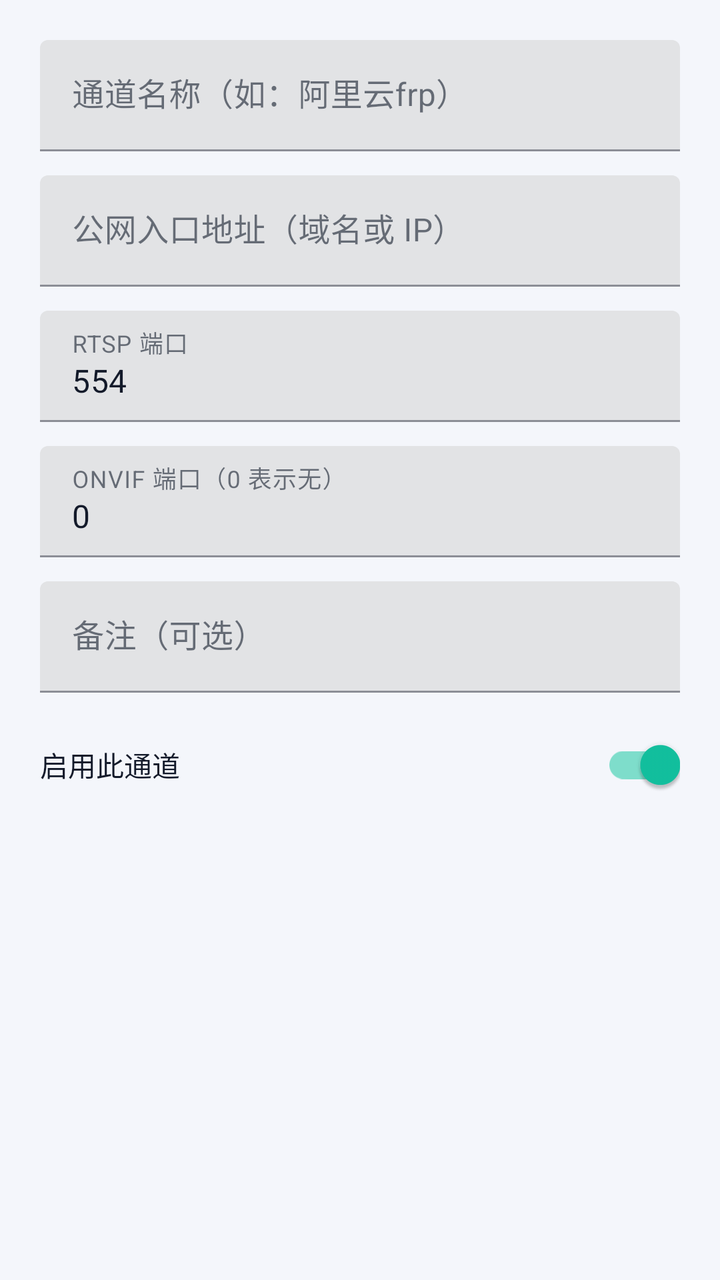
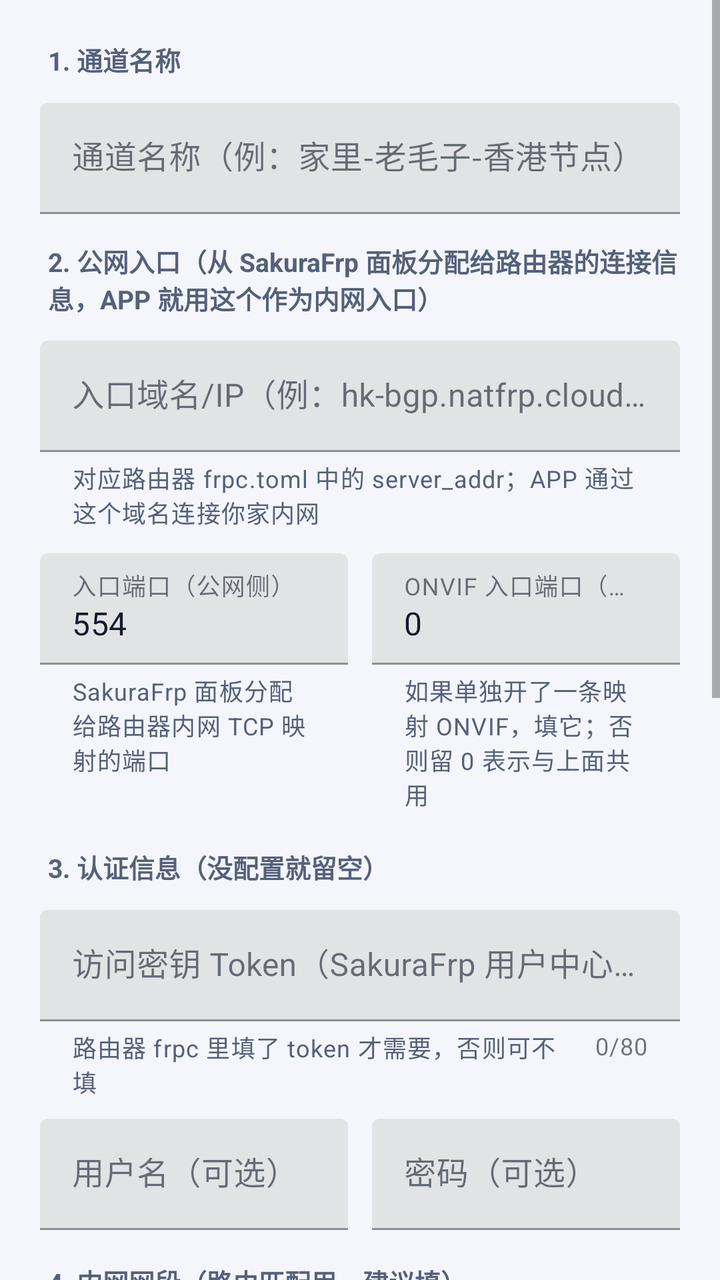

Two renders of the same Android screen: before a commit and after it. Below are the layout's source before the change and the commit's diff.
<!-- AndroidManifest.xml: application theme Theme.CameraManager -->
<!-- res/layout/dialog_tunnel.xml -->
<?xml version="1.0" encoding="utf-8"?>
<LinearLayout xmlns:android="http://schemas.android.com/apk/res/android"
    xmlns:app="http://schemas.android.com/apk/res-auto"
    android:layout_width="match_parent" android:layout_height="wrap_content"
    android:orientation="vertical" android:padding="20dp">

    <com.google.android.material.textfield.TextInputLayout
        android:layout_width="match_parent" android:layout_height="wrap_content"
        android:hint="通道名称（如：阿里云frp）" android:layout_marginBottom="12dp">
        <com.google.android.material.textfield.TextInputEditText
            android:id="@+id/editName" android:layout_width="match_parent"
            android:layout_height="wrap_content" android:inputType="text"
            android:textColor="@color/text_primary"/>
    </com.google.android.material.textfield.TextInputLayout>

    <com.google.android.material.textfield.TextInputLayout
        android:layout_width="match_parent" android:layout_height="wrap_content"
        android:hint="公网入口地址（域名或 IP）" android:layout_marginBottom="12dp">
        <com.google.android.material.textfield.TextInputEditText
            android:id="@+id/editHost" android:layout_width="match_parent"
            android:layout_height="wrap_content" android:inputType="textUri"
            android:textColor="@color/text_primary"/>
    </com.google.android.material.textfield.TextInputLayout>

    <com.google.android.material.textfield.TextInputLayout
        android:layout_width="match_parent" android:layout_height="wrap_content"
        android:hint="RTSP 端口" android:layout_marginBottom="12dp">
        <com.google.android.material.textfield.TextInputEditText
            android:id="@+id/editPort" android:layout_width="match_parent"
            android:layout_height="wrap_content" android:inputType="number"
            android:text="554" android:textColor="@color/text_primary"/>
    </com.google.android.material.textfield.TextInputLayout>

    <com.google.android.material.textfield.TextInputLayout
        android:layout_width="match_parent" android:layout_height="wrap_content"
        android:hint="ONVIF 端口（0 表示无）" android:layout_marginBottom="12dp">
        <com.google.android.material.textfield.TextInputEditText
            android:id="@+id/editOnvifPort" android:layout_width="match_parent"
            android:layout_height="wrap_content" android:inputType="number"
            android:text="0" android:textColor="@color/text_primary"/>
    </com.google.android.material.textfield.TextInputLayout>

    <com.google.android.material.textfield.TextInputLayout
        android:layout_width="match_parent" android:layout_height="wrap_content"
        android:hint="备注（可选）" android:layout_marginBottom="4dp">
        <com.google.android.material.textfield.TextInputEditText
            android:id="@+id/editRemark" android:layout_width="match_parent"
            android:layout_height="wrap_content" android:inputType="text"
            android:textColor="@color/text_primary"/>
    </com.google.android.material.textfield.TextInputLayout>

    <com.google.android.material.switchmaterial.SwitchMaterial
        android:id="@+id/switchEnabled"
        android:layout_width="match_parent" android:layout_height="wrap_content"
        android:layout_marginTop="8dp" android:textColor="@color/text_primary"
        android:checked="true" android:text="启用此通道"/>
</LinearLayout>
<!-- resources referenced by this layout -->
<resources>
  <color name="text_primary">#131A2A</color>
  <style name="Theme.CameraManager" parent="Theme.MaterialComponents.Light.NoActionBar">
          <item name="colorPrimary">@color/brand_primary</item>
          <item name="colorPrimaryVariant">@color/brand_primary_dark</item>
          <item name="colorOnPrimary">@color/white</item>
          <item name="colorSecondary">@color/brand_accent</item>
          <item name="colorOnSecondary">@color/white</item>
          <item name="colorSurface">@color/bg_card</item>
          <item name="colorOnSurface">@color/text_primary</item>
          <item name="colorError">@color/error_red</item>
          <item name="android:colorBackground">@color/bg_page</item>
          <item name="android:windowBackground">@color/bg_page</item>
          <item name="android:statusBarColor" tools:targetApi="l">@color/brand_primary</item>
          <item name="android:windowLightStatusBar" tools:targetApi="23">false</item>
          <item name="android:navigationBarColor" tools:targetApi="21">@color/white</item>
          <item name="android:windowLightNavigationBar" tools:targetApi="27">true</item>
          <item name="materialAlertDialogTheme">@style/AlertDialogLight</item>
      </style>
  <color name="brand_primary">#2B7CFF</color>
  <color name="brand_primary_dark">#1E64D6</color>
  <color name="white">#FFFFFF</color>
  <color name="brand_accent">#12C2A0</color>
  <color name="bg_card">#FFFFFF</color>
  <color name="error_red">#F5555B</color>
  <color name="bg_page">#F4F6FB</color>
  <style name="AlertDialogLight" parent="ThemeOverlay.MaterialComponents.MaterialAlertDialog">
          <item name="android:background">@color/bg_card</item>
          <item name="android:textColorPrimary">@color/text_primary</item>
          <item name="colorSurface">@color/bg_card</item>
      </style>
</resources>

<!-- the commit's change to res/layout/dialog_tunnel.xml (unified diff, before → after) -->
@@ -1,57 +1,167 @@
 <?xml version="1.0" encoding="utf-8"?>
-<LinearLayout xmlns:android="http://schemas.android.com/apk/res/android"
+<ScrollView xmlns:android="http://schemas.android.com/apk/res/android"
     xmlns:app="http://schemas.android.com/apk/res-auto"
     android:layout_width="match_parent" android:layout_height="wrap_content"
-    android:orientation="vertical" android:padding="20dp">
+    android:fillViewport="true">
 
-    <com.google.android.material.textfield.TextInputLayout
+    <LinearLayout
         android:layout_width="match_parent" android:layout_height="wrap_content"
-        android:hint="通道名称（如：阿里云frp）" android:layout_marginBottom="12dp">
-        <com.google.android.material.textfield.TextInputEditText
-            android:id="@+id/editName" android:layout_width="match_parent"
-            android:layout_height="wrap_content" android:inputType="text"
-            android:textColor="@color/text_primary"/>
-    </com.google.android.material.textfield.TextInputLayout>
+        android:orientation="vertical" android:padding="20dp">
 
-    <com.google.android.material.textfield.TextInputLayout
-        android:layout_width="match_parent" android:layout_height="wrap_content"
-        android:hint="公网入口地址（域名或 IP）" android:layout_marginBottom="12dp">
-        <com.google.android.material.textfield.TextInputEditText
-            android:id="@+id/editHost" android:layout_width="match_parent"
-            android:layout_height="wrap_content" android:inputType="textUri"
-            android:textColor="@color/text_primary"/>
-    </com.google.android.material.textfield.TextInputLayout>
+        
+        <TextView style="@style/SectionTitle" android:text="1. 通道名称"
+            android:layout_marginBottom="6dp"/>
 
-    <com.google.android.material.textfield.TextInputLayout
-        android:layout_width="match_parent" android:layout_height="wrap_content"
-        android:hint="RTSP 端口" android:layout_marginBottom="12dp">
-        <com.google.android.material.textfield.TextInputEditText
-            android:id="@+id/editPort" android:layout_width="match_parent"
-            android:layout_height="wrap_content" android:inputType="number"
-            android:text="554" android:textColor="@color/text_primary"/>
-    </com.google.android.material.textfield.TextInputLayout>
+        <com.google.android.material.textfield.TextInputLayout
+            android:layout_width="match_parent" android:layout_height="wrap_content"
+            android:hint="通道名称（例：家里-老毛子-香港节点）"
+            android:layout_marginBottom="14dp">
+            <com.google.android.material.textfield.TextInputEditText
+                android:id="@+id/editName" android:layout_width="match_parent"
+                android:layout_height="wrap_content" android:inputType="text"
+                android:textColor="@color/text_primary"/>
+        </com.google.android.material.textfield.TextInputLayout>
 
-    <com.google.android.material.textfield.TextInputLayout
-        android:layout_width="match_parent" android:layout_height="wrap_content"
-        android:hint="ONVIF 端口（0 表示无）" android:layout_marginBottom="12dp">
-        <com.google.android.material.textfield.TextInputEditText
-            android:id="@+id/editOnvifPort" android:layout_width="match_parent"
-            android:layout_height="wrap_content" android:inputType="number"
-            android:text="0" android:textColor="@color/text_primary"/>
-    </com.google.android.material.textfield.TextInputLayout>
+        
+        <TextView style="@style/SectionTitle"
+            android:text="2. 公网入口（从 SakuraFrp 面板分配给路由器的连接信息，APP 就用这个作为内网入口）"
+            android:layout_marginBottom="6dp"/>
 
-    <com.google.android.material.textfield.TextInputLayout
-        android:layout_width="match_parent" android:layout_height="wrap_content"
-        android:hint="备注（可选）" android:layout_marginBottom="4dp">
-        <com.google.android.material.textfield.TextInputEditText
-            android:id="@+id/editRemark" android:layout_width="match_parent"
-            android:layout_height="wrap_content" android:inputType="text"
-            android:textColor="@color/text_primary"/>
-    </com.google.android.material.textfield.TextInputLayout>
+        <com.google.android.material.textfield.TextInputLayout
+            android:layout_width="match_parent" android:layout_height="wrap_content"
+            android:hint="入口域名/IP（例：hk-bgp.natfrp.cloud）"
+            app:helperText="对应路由器 frpc.toml 中的 server_addr；APP 通过这个域名连接你家内网"
+            app:helperTextTextColor="@color/text_secondary"
+            android:layout_marginBottom="12dp">
+            <com.google.android.material.textfield.TextInputEditText
+                android:id="@+id/editHost" android:layout_width="match_parent"
+                android:layout_height="wrap_content" android:inputType="textUri"
+                android:textColor="@color/text_primary"/>
+        </com.google.android.material.textfield.TextInputLayout>
 
-    <com.google.android.material.switchmaterial.SwitchMaterial
-        android:id="@+id/switchEnabled"
-        android:layout_width="match_parent" android:layout_height="wrap_content"
-        android:layout_marginTop="8dp" android:textColor="@color/text_primary"
-        android:checked="true" android:text="启用此通道"/>
-</LinearLayout>
+        <LinearLayout android:layout_width="match_parent" android:layout_height="wrap_content"
+            android:orientation="horizontal">
+            <com.google.android.material.textfield.TextInputLayout
+                android:layout_width="0dp" android:layout_height="wrap_content"
+                android:layout_weight="1"
+                android:hint="入口端口（公网侧）"
+                app:helperText="SakuraFrp 面板分配给路由器内网 TCP 映射的端口"
+                app:helperTextTextColor="@color/text_secondary"
+                android:layout_marginEnd="6dp" android:layout_marginBottom="12dp">
+                <com.google.android.material.textfield.TextInputEditText
+                    android:id="@+id/editPort" android:layout_width="match_parent"
+                    android:layout_height="wrap_content" android:inputType="number"
+                    android:text="554" android:textColor="@color/text_primary"/>
+            </com.google.android.material.textfield.TextInputLayout>
+
+            <com.google.android.material.textfield.TextInputLayout
+                android:layout_width="0dp" android:layout_height="wrap_content"
+                android:layout_weight="1"
+                android:hint="ONVIF 入口端口（可选）"
+                app:helperText="如果单独开了一条映射 ONVIF，填它；否则留 0 表示与上面共用"
+                app:helperTextTextColor="@color/text_secondary"
+                android:layout_marginStart="6dp" android:layout_marginBottom="12dp">
+                <com.google.android.material.textfield.TextInputEditText
+                    android:id="@+id/editOnvifPort" android:layout_width="match_parent"
+                    android:layout_height="wrap_content" android:inputType="number"
+                    android:text="0" android:textColor="@color/text_primary"/>
+            </com.google.android.material.textfield.TextInputLayout>
+        </LinearLayout>
+
+        
+        <TextView style="@style/SectionTitle" android:text="3. 认证信息（没配置就留空）"
+            android:layout_marginTop="6dp" android:layout_marginBottom="6dp"/>
+
+        <com.google.android.material.textfield.TextInputLayout
+            android:layout_width="match_parent" android:layout_height="wrap_content"
+            android:hint="访问密钥 Token（SakuraFrp 用户中心获取）"
+            app:counterEnabled="true" app:counterMaxLength="80"
+            app:helperText="路由器 frpc 里填了 token 才需要，否则可不填"
+            app:helperTextTextColor="@color/text_secondary"
+            android:layout_marginBottom="10dp">
+            <com.google.android.material.textfield.TextInputEditText
+                android:id="@+id/editToken" android:layout_width="match_parent"
+                android:layout_height="wrap_content" android:inputType="text"
+                android:textColor="@color/text_primary"/>
+        </com.google.android.material.textfield.TextInputLayout>
+
+        <LinearLayout android:layout_width="match_parent" android:layout_height="wrap_content"
+            android:orientation="horizontal">
+            <com.google.android.material.textfield.TextInputLayout
+                android:layout_width="0dp" android:layout_height="wrap_content"
+                android:layout_weight="1"
+                android:hint="用户名（可选）"
+                android:layout_marginEnd="6dp" android:layout_marginBottom="10dp">
+                <com.google.android.material.textfield.TextInputEditText
+                    android:id="@+id/editAuthUser" android:layout_width="match_parent"
+                    android:layout_height="wrap_content" android:inputType="text"
+                    android:textColor="@color/text_primary"/>
+            </com.google.android.material.textfield.TextInputLayout>
+
+            <com.google.android.material.textfield.TextInputLayout
+                android:layout_width="0dp" android:layout_height="wrap_content"
+                android:layout_weight="1"
+                android:hint="密码（可选）"
+                android:layout_marginStart="6dp" android:layout_marginBottom="10dp">
+                <com.google.android.material.textfield.TextInputEditText
+                    android:id="@+id/editAuthPass" android:layout_width="match_parent"
+                    android:layout_height="wrap_content"
+                    android:inputType="text|textPassword"
+                    android:textColor="@color/text_primary"/>
+            </com.google.android.material.textfield.TextInputLayout>
+        </LinearLayout>
+
+        
+        <TextView style="@style/SectionTitle" android:text="4. 内网网段（路由匹配用，建议填）"
+            android:layout_marginTop="6dp" android:layout_marginBottom="6dp"/>
+
+        <com.google.android.material.textfield.TextInputLayout
+            android:layout_width="match_parent" android:layout_height="wrap_content"
+            android:hint="内网网段 CIDR（例：192.168.1.0/24）"
+            app:helperText="填了之后，只要设备 IP 落在这个网段且当前不在该内网 WiFi，NetworkRouter 自动切换到此通道"
+            app:helperTextTextColor="@color/text_secondary"
+            android:layout_marginBottom="10dp">
+            <com.google.android.material.textfield.TextInputEditText
+                android:id="@+id/editLanCidr" android:layout_width="match_parent"
+                android:layout_height="wrap_content" android:inputType="textUri"
+                android:text="192.168.1.0/24" android:textColor="@color/text_primary"/>
+        </com.google.android.material.textfield.TextInputLayout>
+
+        <com.google.android.material.textfield.TextInputLayout
+            android:layout_width="match_parent" android:layout_height="wrap_content"
+            android:hint="内网默认网关（可选，例：192.168.1.1）"
+            app:helperText="用于连通性探测，可不填"
+            app:helperTextTextColor="@color/text_secondary"
+            android:layout_marginBottom="10dp">
+            <com.google.android.material.textfield.TextInputEditText
+                android:id="@+id/editLanGateway" android:layout_width="match_parent"
+                android:layout_height="wrap_content" android:inputType="textUri"
+                android:textColor="@color/text_primary"/>
+        </com.google.android.material.textfield.TextInputLayout>
+
+        
+        <TextView style="@style/SectionTitle" android:text="5. 其他"
+            android:layout_marginTop="6dp" android:layout_marginBottom="6dp"/>
+
+        <com.google.android.material.textfield.TextInputLayout
+            android:layout_width="match_parent" android:layout_height="wrap_content"
+            android:hint="备注（可选）"
+            android:layout_marginBottom="6dp">
+            <com.google.android.material.textfield.TextInputEditText
+                android:id="@+id/editRemark" android:layout_width="match_parent"
+                android:layout_height="wrap_content" android:inputType="text"
+                android:textColor="@color/text_primary"/>
+        </com.google.android.material.textfield.TextInputLayout>
+
+        <com.google.android.material.switchmaterial.SwitchMaterial
+            android:id="@+id/switchEnabled"
+            android:layout_width="match_parent" android:layout_height="wrap_content"
+            android:layout_marginTop="4dp" android:textColor="@color/text_primary"
+            android:checked="true" android:text="启用此通道（关闭后不参与自动匹配路由）"/>
+
+        <TextView android:layout_width="match_parent" android:layout_height="wrap_content"
+            android:text="\n&#8226; APP 不需要运行 frpc 进程，路由器端已经跑好了；这里只填「公网入口信息」就可以。\n&#8226; 连通后，添加摄像头就和家里 WiFi 下一样，直接填 192.168.1.x 内网 IP 即可。系统会按 WiFi SSID 和 CIDR 自动选择：同内网 → 直连；不同内网 → 走此通道。\n&#8226; 参数可直接对照老毛子 Padavan / OpenWrt 后台的 frpc 配置：server_addr / remote_port / token。"
+            android:textColor="@color/text_tertiary"
+            android:textSize="11.5sp" android:lineSpacingExtra="2dp"/>
+    </LinearLayout>
+</ScrollView>
<!-- resource entries referenced after the edit -->
@@ -1,6 +1,17 @@
 <!-- resources referenced by this layout -->
 <resources>
   <color name="text_primary">#131A2A</color>
+  <color name="text_secondary">#55607A</color>
+  <color name="text_tertiary">#98A1B8</color>
+  <style name="SectionTitle">
+          <item name="android:layout_width">match_parent</item>
+          <item name="android:layout_height">wrap_content</item>
+          <item name="android:textSize">13sp</item>
+          <item name="android:textStyle">bold</item>
+          <item name="android:textColor">@color/text_secondary</item>
+          <item name="android:paddingStart">4dp</item>
+          <item name="android:paddingBottom">6dp</item>
+      </style>
   <style name="Theme.CameraManager" parent="Theme.MaterialComponents.Light.NoActionBar">
           <item name="colorPrimary">@color/brand_primary</item>
           <item name="colorPrimaryVariant">@color/brand_primary_dark</item>
